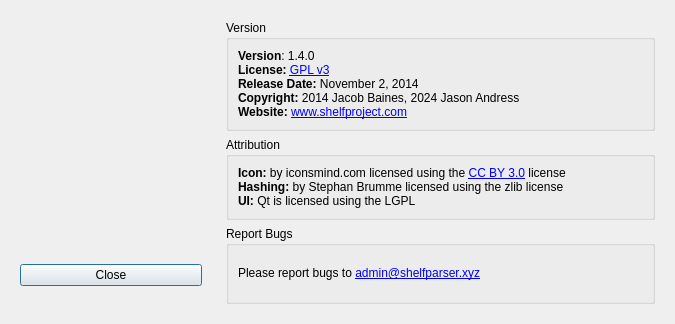
Before: the Qt Designer form src/ui/about.ui in jandress/shelf, drawn with Qt 5.
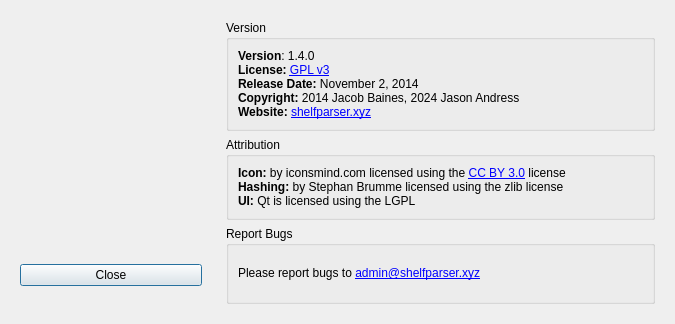
After: the same form once the commit is applied.

What changed in the file:
```diff
--- a/src/ui/about.ui
+++ b/src/ui/about.ui
@@ -118,7 +118,7 @@
          <item>
           <widget class="QLabel" name="label">
            <property name="text">
-            <string>&lt;html&gt;&lt;head/&gt;&lt;body&gt;&lt;p&gt;&lt;span style=&quot; font-weight:600;&quot;&gt;Version&lt;/span&gt;: 1.4.0&lt;br/&gt;&lt;span style=&quot; font-weight:600;&quot;&gt;License: &lt;/span&gt;&lt;a href=&quot;https://www.gnu.org/licenses/gpl-3.0.html&quot;&gt;&lt;span style=&quot; text-decoration: underline; color:#0000ff;&quot;&gt;GPL v3&lt;/span&gt;&lt;/a&gt;&lt;br/&gt;&lt;span style=&quot; font-weight:600;&quot;&gt;Release Date:&lt;/span&gt; November 2, 2014&lt;br/&gt;&lt;span style=&quot; font-weight:600;&quot;&gt;Copyright: &lt;/span&gt;2014 Jacob Baines, 2024 Jason Andress&lt;br/&gt;&lt;span style=&quot; font-weight:600;&quot;&gt;Website: &lt;/span&gt;&lt;a href=&quot;http://shelfparser.xyz&quot;&gt;&lt;span style=&quot; text-decoration: underline; color:#0000ff;&quot;&gt;www.shelfproject.com&lt;/span&gt;&lt;/a&gt;&lt;/p&gt;&lt;/body&gt;&lt;/html&gt;</string>
+            <string>&lt;html&gt;&lt;head/&gt;&lt;body&gt;&lt;p&gt;&lt;span style=&quot; font-weight:600;&quot;&gt;Version&lt;/span&gt;: 1.4.0&lt;br/&gt;&lt;span style=&quot; font-weight:600;&quot;&gt;License: &lt;/span&gt;&lt;a href=&quot;https://www.gnu.org/licenses/gpl-3.0.html&quot;&gt;&lt;span style=&quot; text-decoration: underline; color:#0000ff;&quot;&gt;GPL v3&lt;/span&gt;&lt;/a&gt;&lt;br/&gt;&lt;span style=&quot; font-weight:600;&quot;&gt;Release Date:&lt;/span&gt; November 2, 2014&lt;br/&gt;&lt;span style=&quot; font-weight:600;&quot;&gt;Copyright: &lt;/span&gt;2014 Jacob Baines, 2024 Jason Andress&lt;br/&gt;&lt;span style=&quot; font-weight:600;&quot;&gt;Website: &lt;/span&gt;&lt;a href=&quot;http://shelfparser.xyz&quot;&gt;&lt;span style=&quot; text-decoration: underline; color:#0000ff;&quot;&gt;shelfparser.xyz&lt;/span&gt;&lt;/a&gt;&lt;/p&gt;&lt;/body&gt;&lt;/html&gt;</string>
            </property>
           </widget>
          </item>
```
